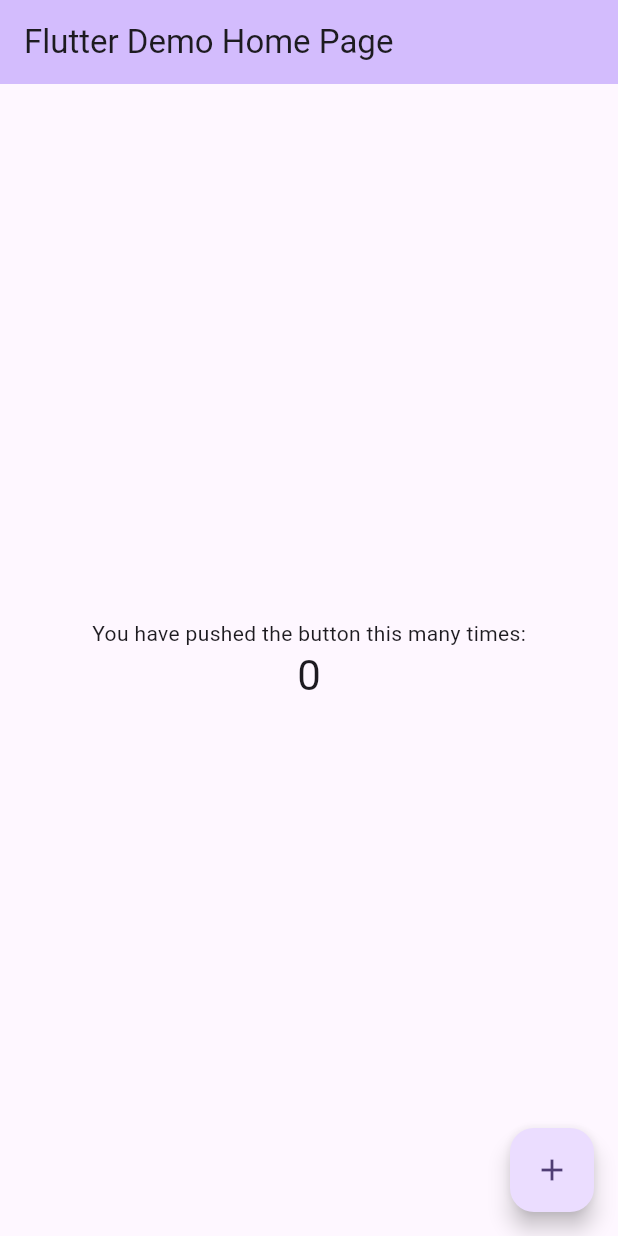
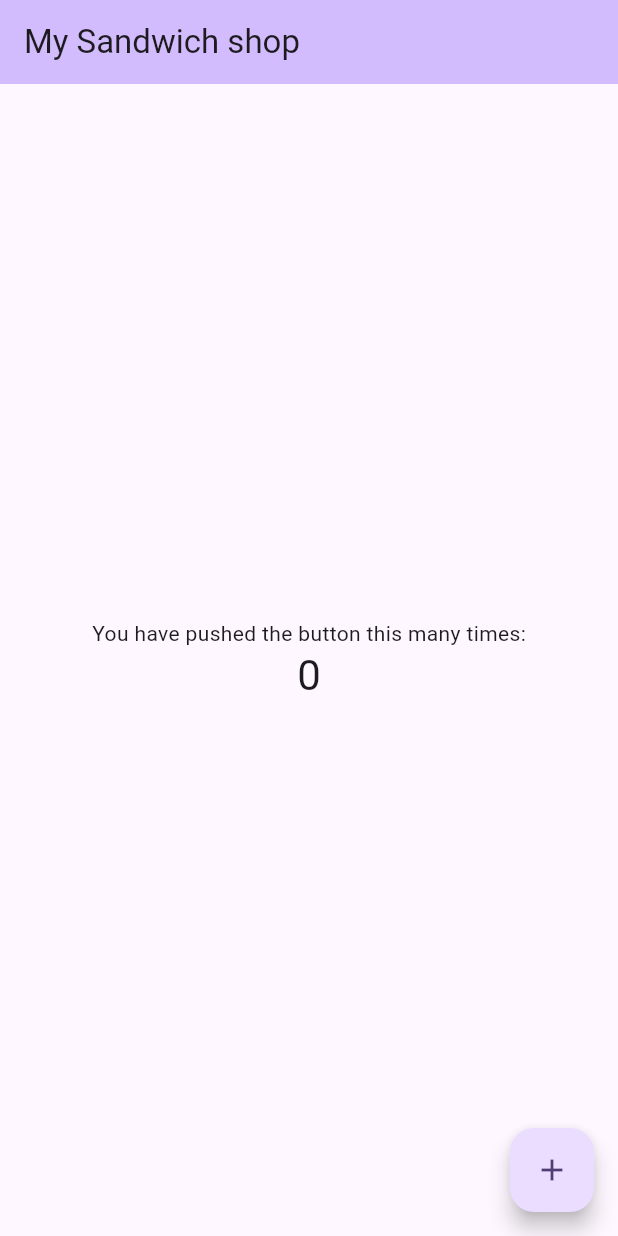
Before and after one commit to Creyas/flutter_application_1, a Flutter app: the screen it shows after launch, on a phone screen of 412 x 824 dp. Run offline on Flutter 3.47's test engine with Material 3 defaults, Android fonts, the phone set to English and light mode, and no system bars.

Commit message:
Update home title in MyHomePage to 'My Sandwich shop'

```diff
--- a/lib/main.dart
+++ b/lib/main.dart
@@ -30,7 +30,7 @@ class MyApp extends StatelessWidget {
         // tested with just a hot reload.
         colorScheme: ColorScheme.fromSeed(seedColor: Colors.deepPurple),
       ),
-      home: const MyHomePage(title: 'Flutter Demo Home Page'),
+      home: const MyHomePage(title: 'My Sandwich shop'),
     );
   }
 }
```
